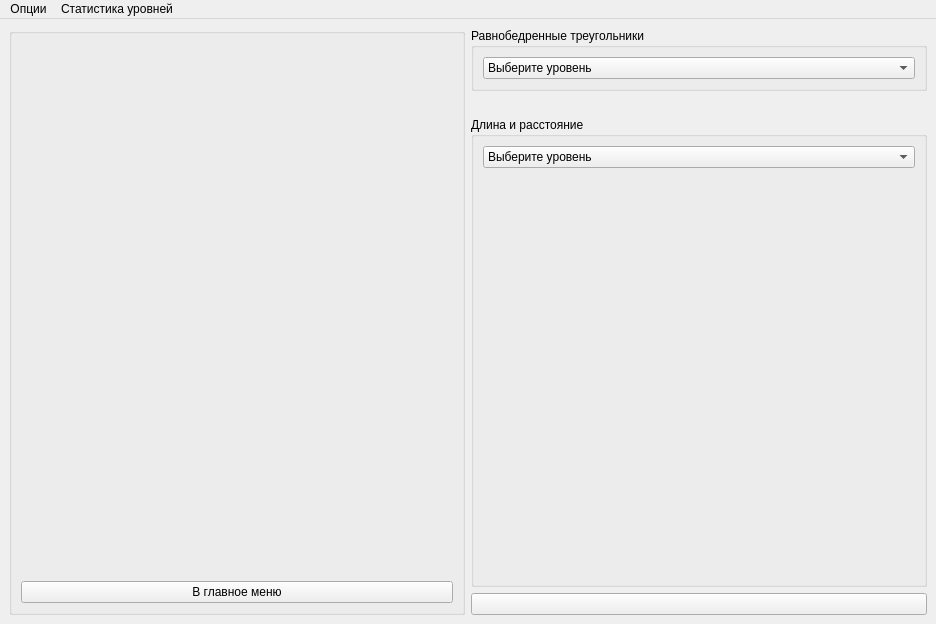
The window that ui/Matrix.ui (unitedtimur/unigame) describes before a commit, drawn with Qt 5.
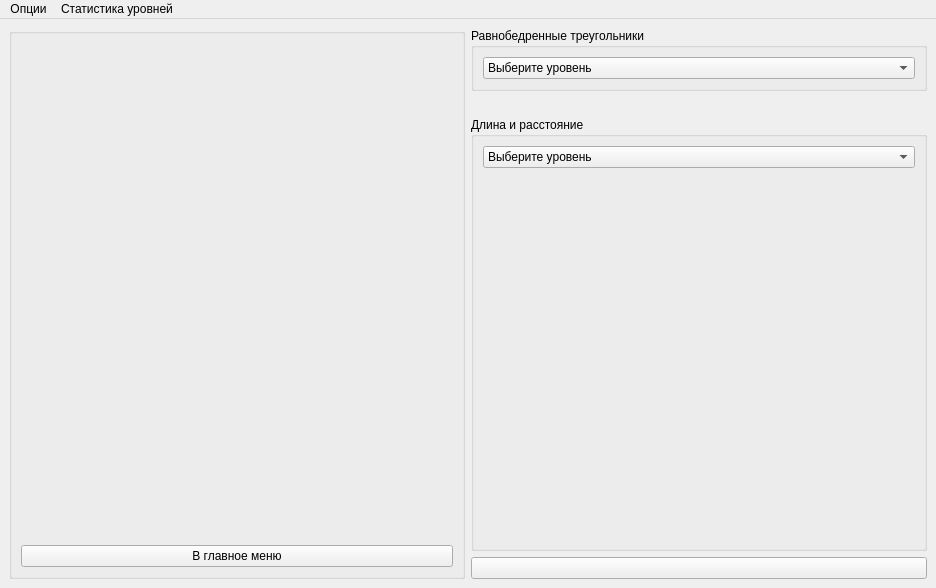
The same window after the commit.

Patch:
```diff
--- a/ui/Matrix.ui
+++ b/ui/Matrix.ui
@@ -7,12 +7,15 @@
     <x>0</x>
     <y>0</y>
     <width>936</width>
-    <height>624</height>
+    <height>588</height>
    </rect>
   </property>
   <property name="windowTitle">
    <string>MainWindow</string>
   </property>
+  <property name="styleSheet">
+   <string notr="true"/>
+  </property>
   <widget class="QWidget" name="centralwidget">
    <property name="minimumSize">
     <size>
@@ -184,6 +187,9 @@
       </item>
       <item>
        <widget class="QGroupBox" name="lengthAndDistanceGroupBox">
+        <property name="styleSheet">
+         <string notr="true"/>
+        </property>
         <property name="title">
          <string>Длина и расстояние</string>
         </property>
```
Left out of the diff: 3 changed lines with no effect on the pictures.
